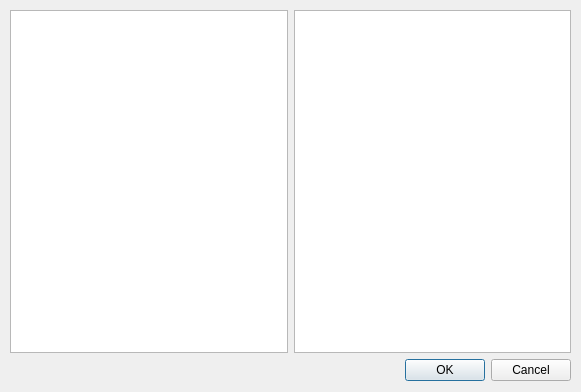
Old version of the form src/zhua/dlgnative.ui in the repository ifelixking/zhua.
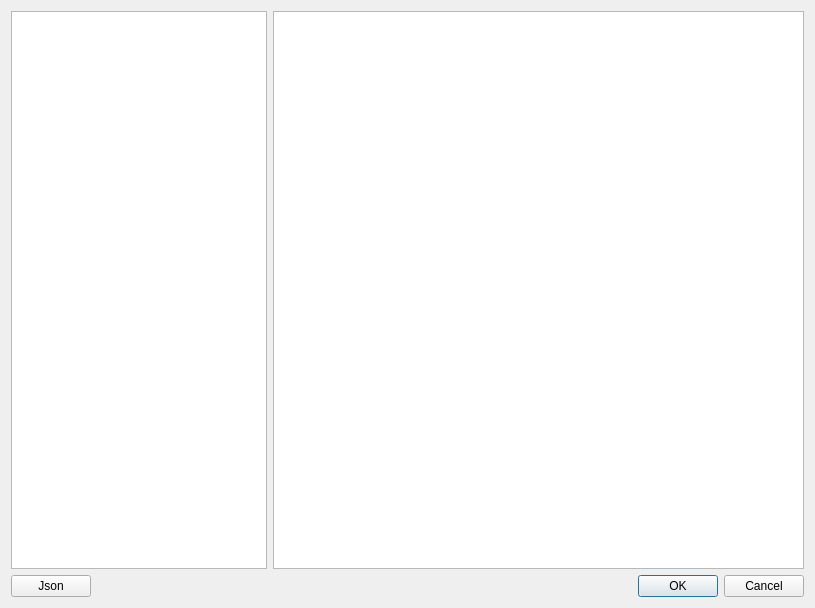
New version of the form.

```diff
--- a/src/zhua/dlgnative.ui
+++ b/src/zhua/dlgnative.ui
@@ -6,30 +6,25 @@
    <rect>
     <x>0</x>
     <y>0</y>
-    <width>581</width>
-    <height>392</height>
+    <width>815</width>
+    <height>608</height>
    </rect>
   </property>
   <property name="windowTitle">
    <string>Dialog</string>
   </property>
-  <widget class="QWidget" name="verticalLayoutWidget">
-   <property name="geometry">
-    <rect>
-     <x>10</x>
-     <y>10</y>
-     <width>561</width>
-     <height>371</height>
-    </rect>
-   </property>
    <layout class="QVBoxLayout" name="verticalLayout">
-    <property name="sizeConstraint">
-     <enum>QLayout::SetDefaultConstraint</enum>
-    </property>
     <item>
      <layout class="QHBoxLayout" name="horizontalLayout_2">
       <item>
-       <widget class="QListWidget" name="listWidget"/>
+      <widget class="QListWidget" name="listWidget">
+       <property name="sizePolicy">
+        <sizepolicy hsizetype="Fixed" vsizetype="Expanding">
+         <horstretch>0</horstretch>
+         <verstretch>0</verstretch>
+        </sizepolicy>
+       </property>
+      </widget>
       </item>
       <item>
        <widget class="QTextEdit" name="textEdit">
@@ -41,6 +36,15 @@
      </layout>
     </item>
     <item>
+    <layout class="QHBoxLayout" name="horizontalLayout_4">
+     <item>
+      <widget class="QPushButton" name="btnJson">
+       <property name="text">
+        <string>Json</string>
+       </property>
+      </widget>
+     </item>
+     <item>
      <widget class="QDialogButtonBox" name="buttonBox">
       <property name="orientation">
        <enum>Qt::Horizontal</enum>
@@ -51,7 +55,8 @@
      </widget>
     </item>
    </layout>
-  </widget>
+   </item>
+  </layout>
  </widget>
  <resources/>
  <connections>
```
Lines whose indentation alone changed are shown as unchanged.
